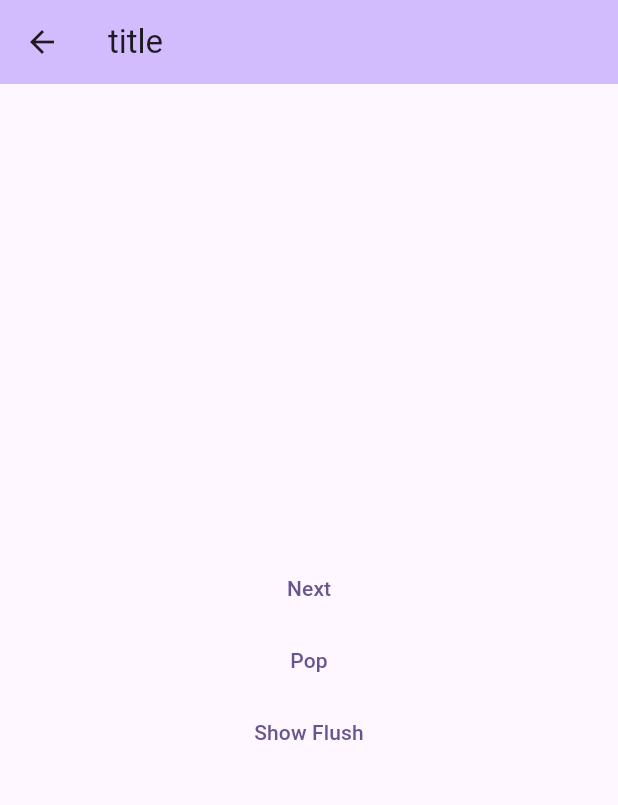
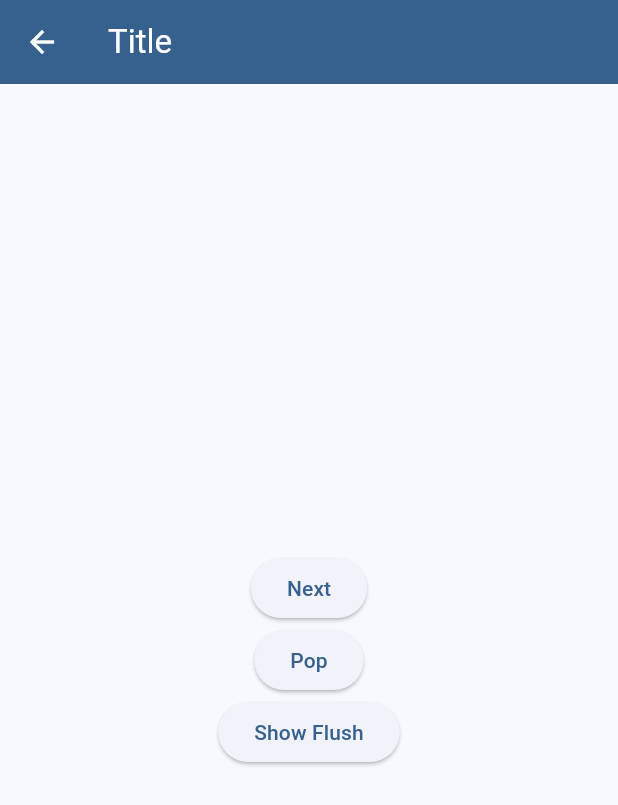
Before and after one commit to xSILENCEx/flutter_floating_notification, a Flutter app: the screen it shows after launch, after a tap on "Next", on a phone screen of 412 x 824 dp. Shown: the top 805 px of the screen. Run offline on Flutter 3.47's test engine with Material 2 defaults, Android fonts, the phone set to English and light mode, and no system bars.

Commit message:
修复demo

```diff
--- a/example/lib/main.dart
+++ b/example/lib/main.dart
@@ -15,7 +15,7 @@ class MyApp extends StatelessWidget {
     return MaterialApp(
       title: 'Flutter Demo',
       theme: ThemeData(
-        colorScheme: ColorScheme.fromSeed(seedColor: Colors.deepPurple),
+        colorScheme: ColorScheme.fromSeed(seedColor: Colors.blue),
         useMaterial3: true,
       ),
       home: const MyHomePage(title: 'Flutter Demo Home Page'),
@@ -38,47 +38,46 @@ class _MyHomePageState extends State<MyHomePage> {
   Widget build(BuildContext context) {
     return Scaffold(
       appBar: AppBar(
-        backgroundColor: Theme.of(context).colorScheme.inversePrimary,
+        backgroundColor: Theme.of(context).colorScheme.primary,
+        foregroundColor: Colors.white,
         title: Text(widget.title),
       ),
       body: Center(
         child: Column(
           mainAxisAlignment: MainAxisAlignment.center,
           children: <Widget>[
-            TextButton(
+            ElevatedButton(
               onPressed: () => Navigator.of(context).push(
-                MaterialPageRoute(builder: (_) => const MyHomePage(title: 'title')),
+                MaterialPageRoute(builder: (_) => const MyHomePage(title: 'Title')),
               ),
               child: const Text('Next'),
             ),
             if (ModalRoute.of(context)?.canPop ?? false)
-              TextButton(
+              ElevatedButton(
                 onPressed: () => Navigator.of(context).pop(),
                 child: const Text('Pop'),
               ),
-            TextButton(
+            ElevatedButton(
               onPressed: () async {
                 // 生成随机数
                 // 再根据随机数生成随机颜色
 
                 final random = Random();
-                final color = Color.fromARGB(
-                  255,
-                  random.nextInt(255),
-                  random.nextInt(255),
-                  random.nextInt(255),
-                );
 
-                final v = await FlutterFlushBar.global().showFlushBar<int>(
+                final color = Color.fromARGB(255, random.nextInt(255), random.nextInt(255), random.nextInt(255));
+
+                final double randomHeight = 100 + random.nextInt(100).toDouble();
+
+                final v = await FlutterFlushBar().showFlushBar<int>(
                   context,
                   childBuilder: (context, dismiss) {
                     return Container(
                       color: color,
-                      height: 200,
+                      height: randomHeight,
                       alignment: Alignment.center,
                       child: TextButton(
                         style: TextButton.styleFrom(foregroundColor: Colors.white),
-                        onPressed: () => dismiss(value: 123),
+                        onPressed: () => dismiss(value: color.value),
                         child: const Text('Dismiss'),
                       ),
                     );
--- a/lib/src/core/flutter_flush_bar.dart
+++ b/lib/src/core/flutter_flush_bar.dart
@@ -31,7 +31,6 @@ class FlutterFlushBar {
     Curve? animationCurve,
     Duration? duration,
     double? height,
-    Function(T? value)? onDismissed,
     OnFlushTap<T>? onTap,
   }) async {
     OverlayEntry? entry;
@@ -46,9 +45,8 @@ class FlutterFlushBar {
         height: height,
         onTap: onTap,
         onDismissed: (T? value) {
-          onDismissed?.call(value);
-          _showFlushComplete(context);
           completer.complete(value);
+          _next(context);
         },
       ),
     );
@@ -67,7 +65,7 @@ class FlutterFlushBar {
     Future<void>.microtask(() => _overlayInsert(context, entry));
   }
 
-  void _showFlushComplete(BuildContext context) {
+  void _next(BuildContext context) {
     if (_flushEntryList.isNotEmpty) {
       _flushEntryList.first.remove();
       _flushEntryList.removeAt(0);
```
